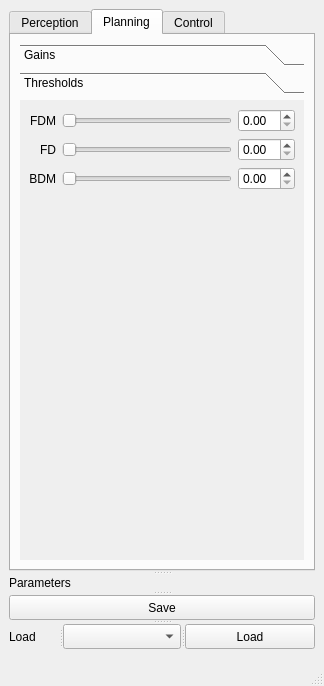
Before: the Qt Designer form perception_bolide/src_vizu/gui/ui_files/uiapp.ui in SorbonneUniversityBolideContributors/course_2024_pkgs, drawn with Qt 5.
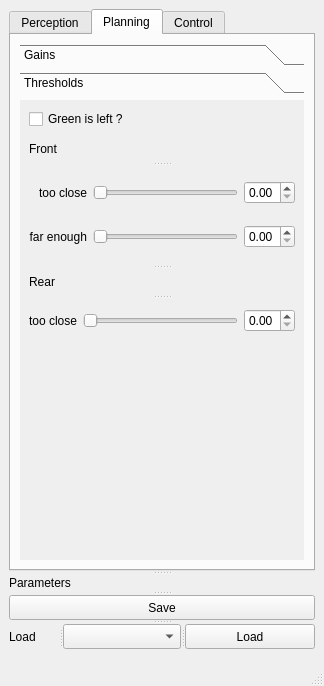
After: the same form once the commit is applied. The open tabs and pages were chosen to show the change.

```diff
--- a/perception_bolide/src_vizu/gui/ui_files/uiapp.ui
+++ b/perception_bolide/src_vizu/gui/ui_files/uiapp.ui
@@ -659,83 +659,144 @@
             <attribute name="label">
              <string>Thresholds</string>
             </attribute>
-            <layout class="QVBoxLayout" name="verticalLayout_8">
-             <item>
-              <layout class="QGridLayout" name="gridLayout_9">
-               <item row="0" column="0">
+            <layout class="QGridLayout" name="gridLayout_11">
+             <item row="2" column="0">
+              <spacer name="verticalSpacer_2">
+               <property name="orientation">
+                <enum>Qt::Vertical</enum>
+               </property>
+               <property name="sizeHint" stdset="0">
+                <size>
+                 <width>20</width>
+                 <height>174</height>
+                </size>
+               </property>
+              </spacer>
+             </item>
+             <item row="1" column="0">
+              <widget class="QSplitter" name="splitter_12">
+               <property name="orientation">
+                <enum>Qt::Vertical</enum>
+               </property>
                 <widget class="QLabel" name="label_29">
                  <property name="text">
-                  <string>FDM</string>
-                 </property>
-                 <property name="alignment">
-                  <set>Qt::AlignRight|Qt::AlignTrailing|Qt::AlignVCenter</set>
-                 </property>
-                </widget>
-               </item>
-               <item row="0" column="1">
-                <widget class="QSlider" name="FDMSlider">
-                 <property name="orientation">
-                  <enum>Qt::Horizontal</enum>
-                 </property>
-                </widget>
-               </item>
-               <item row="0" column="2">
-                <widget class="QDoubleSpinBox" name="FDMSpinBox"/>
-               </item>
-               <item row="1" column="0">
+                 <string>Front</string>
+                </property>
+               </widget>
+               <widget class="QWidget" name="layoutWidget_3">
+                <layout class="QGridLayout" name="gridLayout_9">
+                 <item row="0" column="0">
                 <widget class="QLabel" name="label_30">
                  <property name="text">
-                  <string>FD</string>
+                    <string>too close</string>
                  </property>
                  <property name="alignment">
                   <set>Qt::AlignRight|Qt::AlignTrailing|Qt::AlignVCenter</set>
                  </property>
                 </widget>
                </item>
-               <item row="1" column="1">
-                <widget class="QSlider" name="FDSlider">
+                 <item row="0" column="1">
+                  <widget class="QSlider" name="FrontTooCloseSlider">
+                   <property name="maximum">
+                    <number>50</number>
+                   </property>
                  <property name="orientation">
                   <enum>Qt::Horizontal</enum>
                  </property>
                 </widget>
                </item>
-               <item row="1" column="2">
-                <widget class="QDoubleSpinBox" name="FDSpinBox"/>
-               </item>
-               <item row="2" column="0">
+                 <item row="0" column="2">
+                  <widget class="QDoubleSpinBox" name="FrontTooCloseSpinBox">
+                   <property name="maximum">
+                    <double>0.500000000000000</double>
+                   </property>
+                   <property name="singleStep">
+                    <double>0.010000000000000</double>
+                   </property>
+                  </widget>
+                 </item>
+                 <item row="1" column="0">
                 <widget class="QLabel" name="label_31">
                  <property name="text">
-                  <string>BDM</string>
+                    <string>far enough</string>
                  </property>
                  <property name="alignment">
                   <set>Qt::AlignRight|Qt::AlignTrailing|Qt::AlignVCenter</set>
                  </property>
                 </widget>
                </item>
-               <item row="2" column="1">
-                <widget class="QSlider" name="BDMSlider">
+                 <item row="1" column="1">
+                  <widget class="QSlider" name="FrontFarEnoughSlider">
+                   <property name="minimum">
+                    <number>0</number>
+                   </property>
+                   <property name="maximum">
+                    <number>80</number>
+                   </property>
                  <property name="orientation">
                   <enum>Qt::Horizontal</enum>
                  </property>
                 </widget>
                </item>
-               <item row="2" column="2">
-                <widget class="QDoubleSpinBox" name="BDMSpinBox"/>
-               </item>
-              </layout>
-             </item>
-             <item>
-              <spacer name="verticalSpacer_2">
+                 <item row="1" column="2">
+                  <widget class="QDoubleSpinBox" name="FrontFarEnoughSpinBox">
+                   <property name="maximum">
+                    <double>0.800000000000000</double>
+                   </property>
+                   <property name="singleStep">
+                    <double>0.010000000000000</double>
+                   </property>
+                  </widget>
+                 </item>
+                </layout>
+               </widget>
+               <widget class="QLabel" name="label_33">
+                <property name="text">
+                 <string>Rear</string>
+                </property>
+               </widget>
+               <widget class="QWidget" name="layoutWidget_4">
+                <layout class="QGridLayout" name="gridLayout_10">
+                 <item row="0" column="0">
+                  <widget class="QLabel" name="label_34">
+                   <property name="text">
+                    <string>too close</string>
+                   </property>
+                   <property name="alignment">
+                    <set>Qt::AlignRight|Qt::AlignTrailing|Qt::AlignVCenter</set>
+                   </property>
+                  </widget>
+                 </item>
+                 <item row="0" column="1">
+                  <widget class="QSlider" name="RearTooCloseSlider">
+                   <property name="maximum">
+                    <number>50</number>
+                   </property>
                <property name="orientation">
-                <enum>Qt::Vertical</enum>
-               </property>
-               <property name="sizeHint" stdset="0">
-                <size>
-                 <width>20</width>
-                 <height>240</height>
-                </size>
-               </property>
-              </spacer>
+                    <enum>Qt::Horizontal</enum>
+                   </property>
+                  </widget>
+                 </item>
+                 <item row="0" column="2">
+                  <widget class="QDoubleSpinBox" name="RearTooCloseSpinBox">
+                   <property name="maximum">
+                    <double>0.500000000000000</double>
+                   </property>
+                   <property name="singleStep">
+                    <double>0.010000000000000</double>
+                   </property>
+                  </widget>
+                 </item>
+                </layout>
+               </widget>
+              </widget>
+             </item>
+             <item row="0" column="0">
+              <widget class="QCheckBox" name="GreenIsLeftCheckBox">
+               <property name="text">
+                <string>Green is left ?</string>
+               </property>
+              </widget>
              </item>
             </layout>
            </widget>
```
Left out of the diff: 6 changed lines with no effect on the pictures. Lines whose indentation alone changed are shown as unchanged.
